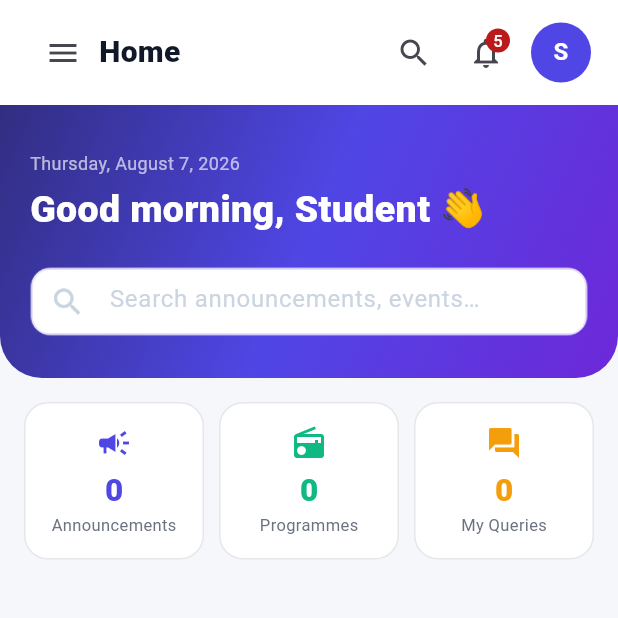
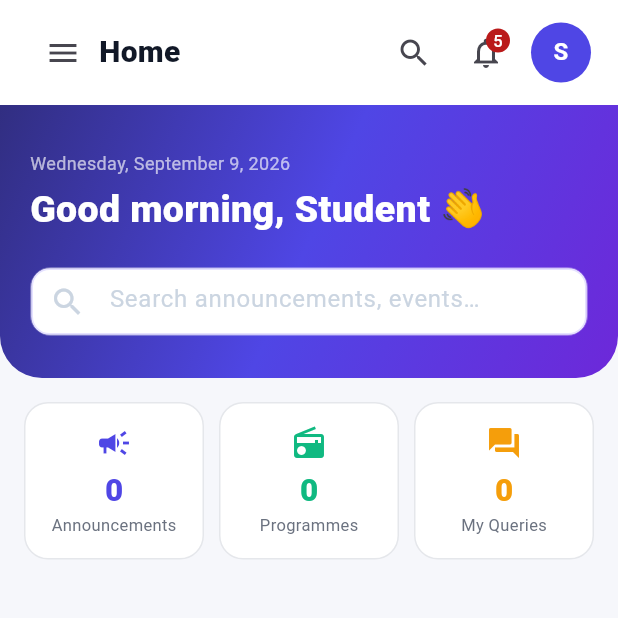
Before and after one commit to sirim2027-lab/AI_Powered_Campus_Radio_Flutter, a Flutter app: the StudentDashboard screen opened directly with empty values, on a phone screen of 412 x 824 dp, the top half of it. Run offline on Flutter 3.47's test engine with Material 3 defaults, Android fonts, the phone set to English and light mode, and no system bars; our stand-ins replace cloud_firestore, file_picker, firebase_auth, firebase_core, firebase_storage, image_picker; missing offline and left inert: flutter_ocr_native, flutter_tesseract_ocr; accounts and stored records are empty; network calls fail; Roboto replaces fonts that are missing (Arial).

Commit message:
Update dashboard greetings and announcement visibility

```diff
--- a/lib/features/student/models/student_announcement.dart
+++ b/lib/features/student/models/student_announcement.dart
@@ -1,8 +1,8 @@
 import 'package:cloud_firestore/cloud_firestore.dart';
 
 class StudentAnnouncement {
-  const StudentAnnouncement({required this.id, required this.title, required this.summary, required this.category, required this.department, required this.timestamp, this.posterUrl, this.attachmentUrl, this.priority = 'normal'});
-  final String id, title, summary, category, department, priority;
+  const StudentAnnouncement({required this.id, required this.title, required this.summary, required this.category, required this.department, required this.timestamp, this.posterUrl, this.attachmentUrl});
+  final String id, title, summary, category, department;
   final DateTime? timestamp;
   final String? posterUrl, attachmentUrl;
 
@@ -14,7 +14,6 @@ class StudentAnnouncement {
       summary: '${data['message'] ?? data['description'] ?? ''}',
       category: '${data['category'] ?? 'General'}',
       department: '${data['department'] ?? data['postedBy'] ?? 'Campus Radio'}',
-      priority: '${data['priority'] ?? 'normal'}'.toLowerCase(),
       timestamp: (data['createdAt'] as Timestamp?)?.toDate(),
       posterUrl: data['posterUrl'] as String?,
       attachmentUrl: data['attachmentUrl'] as String?,
--- a/lib/features/student/screens/student_announcement_detail_screen.dart
+++ b/lib/features/student/screens/student_announcement_detail_screen.dart
@@ -80,7 +80,6 @@ class StudentAnnouncementDetailScreen extends StatelessWidget {
                     [
                       _row('Department', announcement.department),
                       _row('Posted', announcement.timeLabel),
-                      _row('Priority', announcement.priority.toUpperCase()),
                     ],
                   ),
                   const SizedBox(height: 16),
--- a/lib/features/student/screens/student_announcements_screen.dart
+++ b/lib/features/student/screens/student_announcements_screen.dart
@@ -7,11 +7,11 @@ import 'student_announcement_detail_screen.dart';
 
 class StudentAnnouncementsScreen extends StatefulWidget { const StudentAnnouncementsScreen({super.key}); @override State<StudentAnnouncementsScreen> createState() => _StudentAnnouncementsScreenState(); }
 class _StudentAnnouncementsScreenState extends State<StudentAnnouncementsScreen> {
-  static const categories = ['All', 'Academic', 'Placement', 'Hackathon', 'Cultural', 'Sports', 'Scholarship', 'Conference', 'Urgent'];
+  static const categories = ['All', 'Academic', 'Placement', 'Hackathon', 'Cultural', 'Sports', 'Scholarship', 'Conference'];
   var _category = 'All'; var _search = '';
   @override Widget build(BuildContext context) => Column(children: [
     Container(padding: const EdgeInsets.fromLTRB(20, 20, 20, 24), decoration: const BoxDecoration(gradient: LinearGradient(colors: [Color(0xFF312E81), Color(0xFF4F46E5)])), child: Column(crossAxisAlignment: CrossAxisAlignment.start, children: [const Text('Announcements', style: TextStyle(color: Colors.white, fontSize: 22, fontWeight: FontWeight.w500)), const SizedBox(height: 16), TextField(onChanged: (v) => setState(() => _search = v), style: const TextStyle(color: Colors.white), decoration: const InputDecoration(prefixIcon: Icon(Icons.search, color: Color(0x99FFFFFF)), hintText: 'Search announcements…', hintStyle: TextStyle(color: Color(0x99FFFFFF)), filled: true, fillColor: Color(0x1FFFFFFF), border: OutlineInputBorder(borderRadius: BorderRadius.all(Radius.circular(12)), borderSide: BorderSide(color: Color(0x33FFFFFF)))))])),
     SizedBox(height: 52, child: ListView(scrollDirection: Axis.horizontal, padding: const EdgeInsets.symmetric(horizontal: 16, vertical: 10), children: categories.map((c) => Padding(padding: const EdgeInsets.only(right: 8), child: ChoiceChip(label: Text(c), selected: c == _category, onSelected: (_) => setState(() => _category = c), selectedColor: const Color(0xFF4F46E5), labelStyle: TextStyle(color: c == _category ? Colors.white : const Color(0xFF6B7280), fontSize: 12, fontWeight: FontWeight.w600), side: BorderSide.none))).toList())),
-    Expanded(child: StreamBuilder<QuerySnapshot<Map<String, dynamic>>>(stream: FirestoreService.instance.collection('announcements'), builder: (_, snapshot) { if (snapshot.hasError) return const Center(child: Text('Announcements are unavailable right now.')); if (!snapshot.hasData) return const Center(child: CircularProgressIndicator()); final items = snapshot.data!.docs.map(StudentAnnouncement.fromDocument).where((a) => (_category == 'All' || (_category == 'Urgent' ? a.priority == 'urgent' : a.category.toLowerCase() == _category.toLowerCase())) && ('${a.title} ${a.summary}'.toLowerCase().contains(_search.toLowerCase()))).toList(); if (items.isEmpty) return const Center(child: Text('No announcements found.')); return ListView(padding: const EdgeInsets.fromLTRB(16, 8, 16, 16), children: [Text('${items.length} announcements', style: const TextStyle(color: Color(0xFF6B7280), fontSize: 12)), const SizedBox(height: 10), ...items.map((a) => AnnouncementCard(announcement: a, onTap: () => Navigator.of(context).push(MaterialPageRoute(builder: (_) => StudentAnnouncementDetailScreen(announcement: a)))))]); }))
+    Expanded(child: StreamBuilder<QuerySnapshot<Map<String, dynamic>>>(stream: FirestoreService.instance.collection('announcements'), builder: (_, snapshot) { if (snapshot.hasError) return const Center(child: Text('Announcements are unavailable right now.')); if (!snapshot.hasData) return const Center(child: CircularProgressIndicator()); final items = snapshot.data!.docs.map(StudentAnnouncement.fromDocument).where((a) => (_category == 'All' || a.category.toLowerCase() == _category.toLowerCase()) && ('${a.title} ${a.summary}'.toLowerCase().contains(_search.toLowerCase()))).toList(); if (items.isEmpty) return const Center(child: Text('No announcements found.')); return ListView(padding: const EdgeInsets.fromLTRB(16, 8, 16, 16), children: [Text('${items.length} announcements', style: const TextStyle(color: Color(0xFF6B7280), fontSize: 12)), const SizedBox(height: 10), ...items.map((a) => AnnouncementCard(announcement: a, onTap: () => Navigator.of(context).push(MaterialPageRoute(builder: (_) => StudentAnnouncementDetailScreen(announcement: a)))))]); }))
   ]);
 }
--- a/lib/features/student/widgets/announcement_card.dart
+++ b/lib/features/student/widgets/announcement_card.dart
@@ -12,7 +12,6 @@ class AnnouncementCard extends StatelessWidget {
     child: InkWell(onTap: onTap, child: Column(crossAxisAlignment: CrossAxisAlignment.start, children: [
       Container(height: 100, width: double.infinity, decoration: const BoxDecoration(gradient: LinearGradient(colors: [Color(0xFF1E1B4B), Color(0xFF4338CA)])), child: Stack(children: [
         Center(child: announcement.posterUrl == null ? const Icon(Icons.campaign_outlined, size: 38, color: Colors.white) : Image.network(announcement.posterUrl!, fit: BoxFit.cover, width: double.infinity, errorBuilder: (_, _, _) => const Icon(Icons.campaign_outlined, size: 38, color: Colors.white))),
-        if (announcement.priority == 'urgent') const Positioned(top: 8, left: 8, child: Chip(label: Text('URGENT', style: TextStyle(color: Color(0xFFFBBF24), fontSize: 10, fontWeight: FontWeight.w800)), backgroundColor: Color(0x334F46E5), side: BorderSide.none, visualDensity: VisualDensity.compact)),
       ])),
       Padding(padding: const EdgeInsets.all(14), child: Column(crossAxisAlignment: CrossAxisAlignment.start, children: [
         Chip(label: Text(announcement.category), visualDensity: VisualDensity.compact, backgroundColor: const Color(0xFFEEF2FF), labelStyle: const TextStyle(color: Color(0xFF4F46E5), fontWeight: FontWeight.w700, fontSize: 10), side: BorderSide.none),
--- a/lib/main.dart
+++ b/lib/main.dart
@@ -1042,7 +1042,7 @@ class _AdminDashboardState extends State<AdminDashboard> {
             GestureDetector(onTap: () => setState(() => selectedIndex = 7), child: CircleAvatar(radius: 17, backgroundColor: const Color(0xFF7C3AED), child: Text(widget.role.substring(0, 1), style: const TextStyle(color: Colors.white, fontWeight: FontWeight.w800, fontSize: 11)))),
           ]),
           const SizedBox(height: 11),
-          const Text('Good Evening 👋', style: TextStyle(fontSize: 11, color: Color(0xFFBFDBFE))),
+          Text('${_greeting()} 👋', style: const TextStyle(fontSize: 11, color: Color(0xFFBFDBFE))),
           Row(children: [Expanded(child: Column(crossAxisAlignment: CrossAxisAlignment.start, children: [Text('${widget.role} Administrator', style: const TextStyle(color: Colors.white, fontSize: 19, fontWeight: FontWeight.w800)), const SizedBox(height: 4), Row(children: [Container(padding: const EdgeInsets.symmetric(horizontal: 7, vertical: 3), decoration: BoxDecoration(color: const Color(0x337C3AED), borderRadius: BorderRadius.circular(8)), child: Text(widget.role, style: const TextStyle(fontSize: 9, color: Color(0xFFE9D5FF), fontWeight: FontWeight.w700))), const SizedBox(width: 8), const Text('Administration', style: TextStyle(fontSize: 10, color: Color(0xFFBFDBFE)))])])), Container(width: 45, height: 45, decoration: BoxDecoration(color: const Color(0x337C3AED), borderRadius: BorderRadius.circular(12)), alignment: Alignment.center, child: Text(widget.role.substring(0, 1), style: const TextStyle(color: Colors.white, fontWeight: FontWeight.w800, fontSize: 16)))]),
           const SizedBox(height: 12),
           Row(children: [Text(_dateLabel(), style: const TextStyle(fontSize: 10, color: Color(0xFFBFDBFE))), const Spacer(), const Text('Endpoint backend unavailable', style: TextStyle(fontSize: 10, color: Color(0xFFFDE68A), fontWeight: FontWeight.w700))]),
@@ -1056,6 +1056,7 @@ class _AdminDashboardState extends State<AdminDashboard> {
     return '${days[now.weekday - 1]}, ${now.day} ${months[now.month - 1]} ${now.year}';
   }
 
+  String _greeting() { final hour = DateTime.now().hour; if (hour < 12) return 'Good morning'; if (hour < 17) return 'Good afternoon'; return 'Good evening'; }
   Widget _figmaAnnouncementStats() => StreamBuilder<QuerySnapshot<Map<String, dynamic>>>(
         stream: FirestoreService.instance.collection('announcements'),
         builder: (_, snapshot) {
--- a/lib/student/student_dashboard.dart
+++ b/lib/student/student_dashboard.dart
@@ -104,7 +104,7 @@ class _StudentDashboardState extends State<StudentDashboard> {
 
   Widget home() => SingleChildScrollView(child: Column(children: [
     Container(width: double.infinity, padding: EdgeInsets.fromLTRB(wide ? 32 : 20, 30, wide ? 32 : 20, 28), decoration: const BoxDecoration(gradient: LinearGradient(begin: Alignment.topLeft, end: Alignment.bottomRight, colors: [navy, indigo, Color(0xFF6D28D9)]), borderRadius: BorderRadius.vertical(bottom: Radius.circular(28))), child: ConstrainedBox(constraints: const BoxConstraints(maxWidth: 1080), child: Column(crossAxisAlignment: CrossAxisAlignment.start, children: [
-      Text('Thursday, August 7, 2026', style: TextStyle(color: Colors.white.withValues(alpha: .65), fontSize: 12)), const SizedBox(height: 5), Text('Good morning, $name 👋', style: const TextStyle(color: Colors.white, fontSize: 25, fontWeight: FontWeight.w800)), const SizedBox(height: 20),
+      Text(_dateLabel(), style: TextStyle(color: Colors.white.withValues(alpha: .65), fontSize: 12)), const SizedBox(height: 5), Text('${_greeting()}, $name 👋', style: const TextStyle(color: Colors.white, fontSize: 25, fontWeight: FontWeight.w800)), const SizedBox(height: 20),
       Container(
         height: 46,
         decoration: BoxDecoration(color: Colors.white.withValues(alpha: .13), border: Border.all(color: Colors.white.withValues(alpha: .2)), borderRadius: BorderRadius.circular(14)),
@@ -139,6 +139,8 @@ class _StudentDashboardState extends State<StudentDashboard> {
     ]))),
   ]));
 
+  String _greeting() { final hour = DateTime.now().hour; if (hour < 12) return 'Good morning'; if (hour < 17) return 'Good afternoon'; return 'Good evening'; }
+  String _dateLabel() { final now = DateTime.now(); const days = ['Monday', 'Tuesday', 'Wednesday', 'Thursday', 'Friday', 'Saturday', 'Sunday']; const months = ['January', 'February', 'March', 'April', 'May', 'June', 'July', 'August', 'September', 'October', 'November', 'December']; return '${days[now.weekday - 1]}, ${months[now.month - 1]} ${now.day}, ${now.year}'; }
   Widget stats() => Row(children: [
     liveStat('Announcements', FirestoreService.instance.count('announcements'), Icons.campaign, indigo),
     const SizedBox(width: 10),
```
